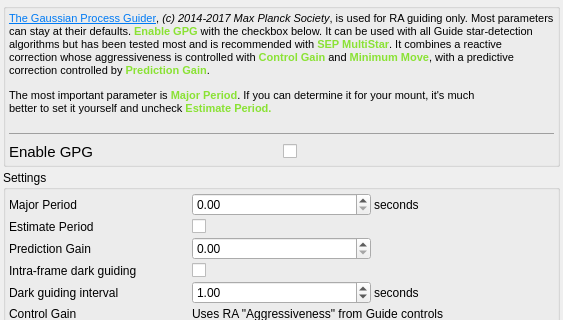
Old version of the form kstars/ekos/guide/opsgpg.ui in the repository KDE/kstars; both pictures show x 0 to 563 and y 0 to 320 of the 563 by 610 pixel window.
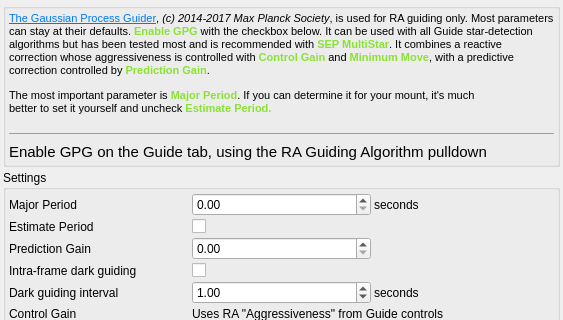
New version of the form.

What changed in the file:
```diff
--- a/kstars/ekos/guide/opsgpg.ui
+++ b/kstars/ekos/guide/opsgpg.ui
@@ -70,14 +70,7 @@
         <property name="spacing">
          <number>3</number>
         </property>
-        <item row="0" column="1">
-         <widget class="QCheckBox" name="kcfg_GPGEnabled">
-          <property name="toolTip">
-           <string>Enable the GPG guider for RA guiding.</string>
-          </property>
-         </widget>
-        </item>
-        <item row="0" column="0">
+        <item row="0" column="0" colspan="2">
          <widget class="QLabel" name="label_gpg0">
           <property name="font">
            <font>
@@ -88,7 +81,7 @@
            <string>Enable the GPG guider for RA guiding.</string>
           </property>
           <property name="text">
-           <string>Enable GPG</string>
+           <string>Enable GPG on the Guide tab, using the RA Guiding Algorithm pulldown</string>
           </property>
          </widget>
         </item>
```
Left out of the diff: 3 changed lines with no effect on the pictures.
